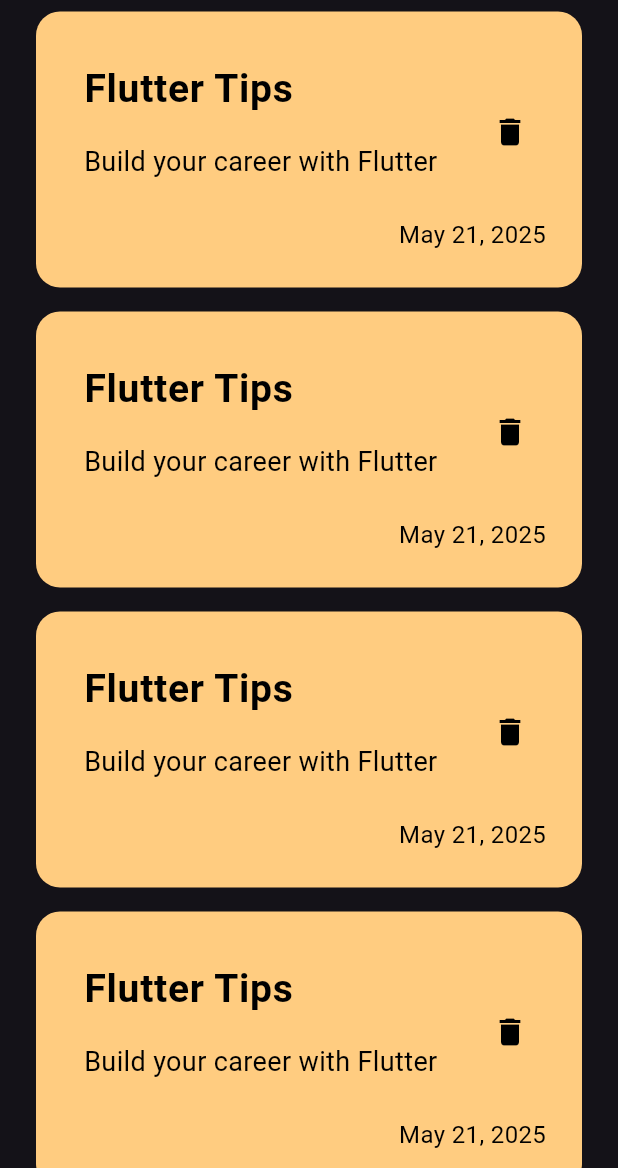
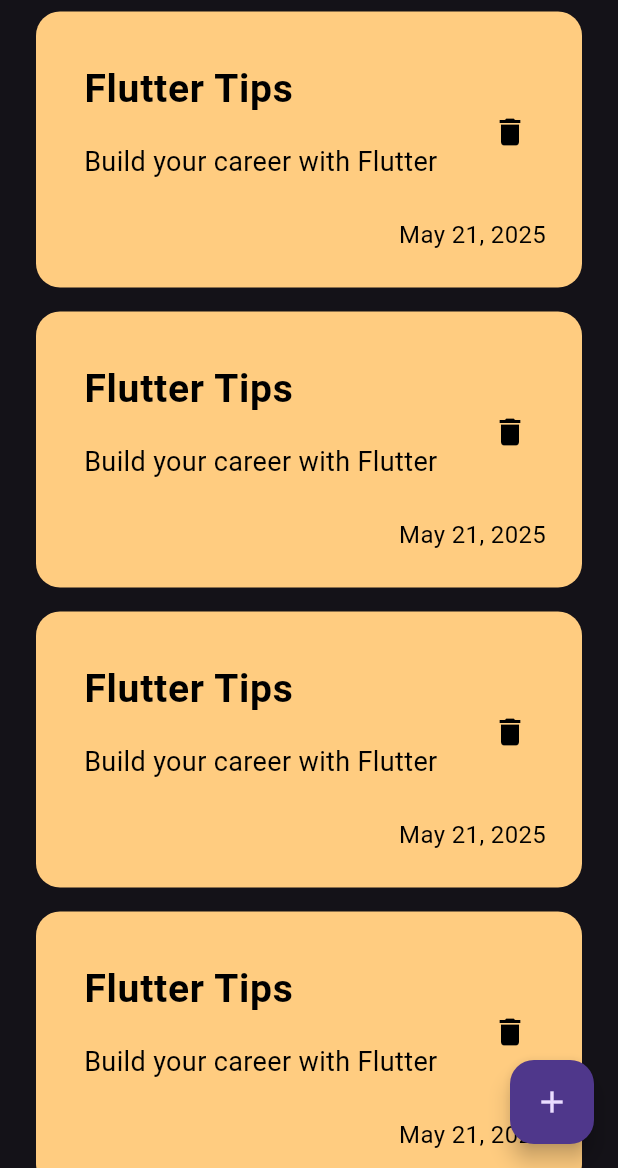
Before and after one commit to MohamedHany1512/notesApp, a Flutter app: the screen it shows after launch, on a phone screen of 412 x 824 dp, the part 68-1236 px from its top. Run offline on Flutter 3.47's test engine with Material 3 defaults, Android fonts, the phone set to English and light mode, and no system bars.

Commit message:
add floating action button

```diff
--- a/lib/views/notes_view.dart
+++ b/lib/views/notes_view.dart
@@ -6,9 +6,12 @@ class NotesView extends StatelessWidget {
 
   @override
   Widget build(BuildContext context) {
-    return const Scaffold(
-      body: NotesViewBody(
+    return  Scaffold(
+      body: const NotesViewBody(
 
+      ),
+      floatingActionButton: FloatingActionButton(onPressed: (){},
+      child: Icon(Icons.add),
       ),
     );
   }
--- a/lib/views/widgets/notes_view_body.dart
+++ b/lib/views/widgets/notes_view_body.dart
@@ -1,7 +1,6 @@
 
 import 'package:flutter/material.dart';
 import 'package:noteapp/views/widgets/custom_app_bar.dart';
-import 'package:noteapp/views/widgets/custom_note_item.dart';
 import 'package:noteapp/views/widgets/notes_list_view.dart';
 
 class NotesViewBody extends StatelessWidget {
```
